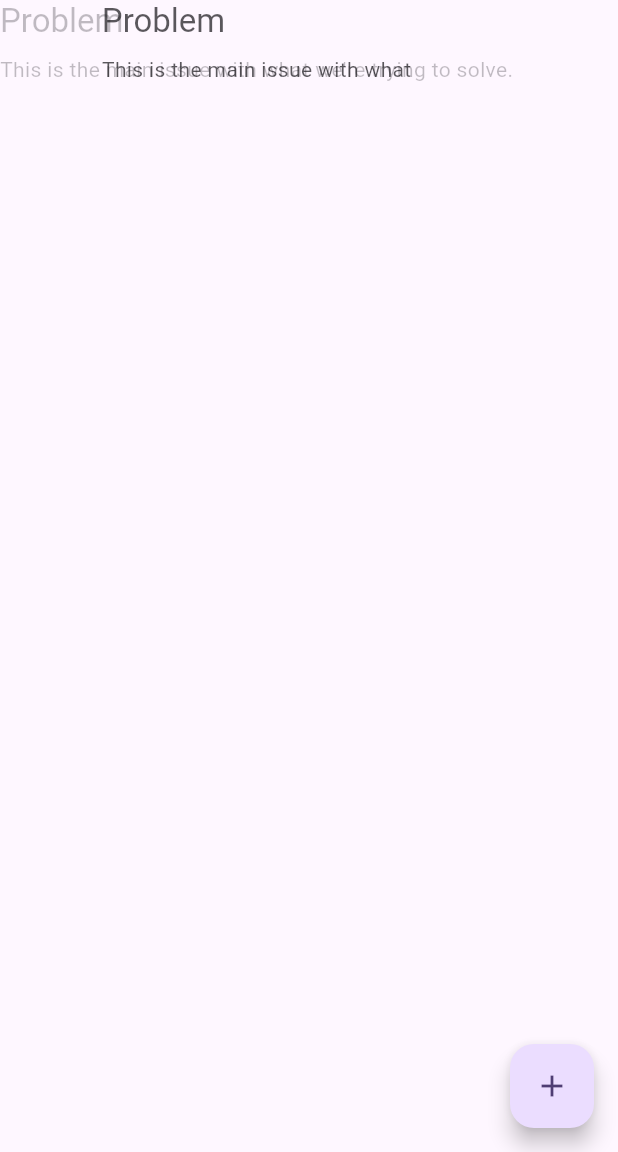
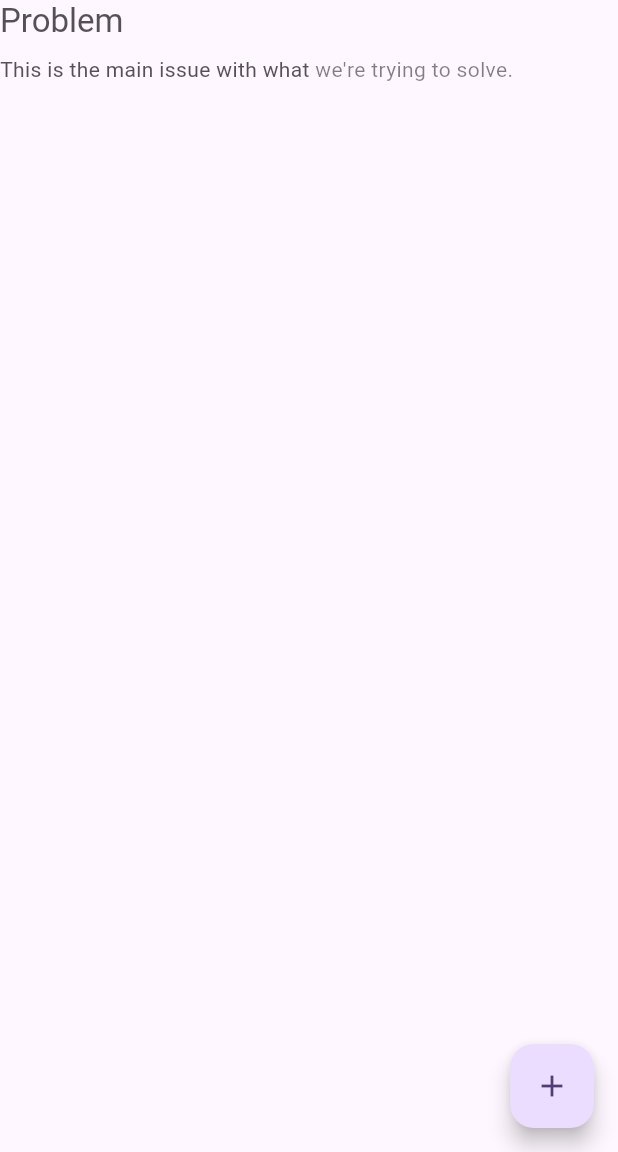
Before and after one commit to mg3994/markdown_bounty_solution_found_need_some_mods, a Flutter app: the screen it shows after launch, after a tap on the "add" icon, on a phone screen of 412 x 824 dp, the part 84-1236 px from its top. Run offline on Flutter 3.47's test engine with Material 3 defaults, Android fonts, the phone set to English and light mode, and no system bars; our stand-ins replace flutter_markdown.

```diff
--- /dev/null
+++ b/lib/custom/flow_del.dart
@@ -0,0 +1,21 @@
+import 'package:flutter/material.dart';
+
+class FlowOpacity extends FlowDelegate {
+  final Animation<double> repaint;
+  FlowOpacity({required this.repaint}) : super(repaint: repaint);
+  @override
+  void paintChildren(FlowPaintingContext context) {
+    context.paintChild(0,
+        transform: Matrix4.identity(), opacity: 1.0 - repaint.value);
+    context.paintChild(1,
+        transform: Matrix4.identity(), opacity: repaint.value);
+  }
+
+  @override
+  bool shouldRepaint(FlowOpacity oldDelegate) {
+    if (repaint.value != oldDelegate.repaint.value) {
+      return true;
+    }
+    return false;
+  }
+}
--- a/lib/custom/one_widget.dart
+++ b/lib/custom/one_widget.dart
@@ -5,6 +5,7 @@ import 'package:flutter/material.dart';
 import 'package:flutter_markdown/flutter_markdown.dart';
 
 import 'blen_mask.dart';
+import 'flow_del.dart';
 
 class FadingMarkdownComponent extends StatefulWidget {
   final String data;
@@ -16,8 +17,20 @@ class FadingMarkdownComponent extends StatefulWidget {
       _FadingMarkdownComponentState();
 }
 
-class _FadingMarkdownComponentState extends State<FadingMarkdownComponent> {
+class _FadingMarkdownComponentState extends State<FadingMarkdownComponent>
+    with TickerProviderStateMixin {
   String _previousText = '';
+  late final AnimationController _controller = AnimationController(
+      vsync: this, duration: const Duration(milliseconds: 2000));
+  late final Animation<double> fadeAnimation =
+      CurvedAnimation(parent: _controller, curve: Curves.linear);
+
+  @override
+  void initState() {
+    super.initState();
+    _controller.reset();
+    _controller.forward();
+  }
 
   @override
   void didUpdateWidget(covariant FadingMarkdownComponent oldWidget) {
@@ -26,8 +39,15 @@ class _FadingMarkdownComponentState extends State<FadingMarkdownComponent> {
     if (oldWidget.data != widget.data) {
       setState(() {
         _previousText = oldWidget.data; // Update to the new data
+        _controller.forward(from: 0.0);
       });
     }
+  }
+
+  @override
+  void dispose() {
+    _controller.dispose();
+    super.dispose();
   }
 
 // say no to any Animation Builder or that stuff , only can use is AnimationController , Curve you can choose is easeIn or linear , try custom pain for container and pass that animation<double> value to repaint: (animation.value) and hide on based of that
@@ -36,22 +56,17 @@ class _FadingMarkdownComponentState extends State<FadingMarkdownComponent> {
 //Limitation in old idea was Animation Builder is not working properly due to the property it creates its own CustomClip Painter
   @override
   Widget build(BuildContext context) {
-    return AnimatedSwitcher(
-        // key: ValueKey<String>(_previousText),
-        duration: const Duration(milliseconds: 4000),
-        child: MarkdownStyledBody(
-            key: ValueKey<String>(_previousText), data: widget.data));
-
-    // Stack(
-    //   clipBehavior: Clip.none,
-    //   fit: StackFit.passthrough,
-    //   children: [
-    //     IgnorePointer(
-    //       child: MarkdownStyledBody(data: _previousText),
-    //     ),
-    //     MarkdownStyledBody(data: widget.data),
-    //   ],
-    // );
+    //Flow will handle RepaintBoundary.wrapAll
+    return Flow(
+      delegate: FlowOpacity(repaint: fadeAnimation),
+      clipBehavior: Clip.none,
+      children: [
+        IgnorePointer(
+          child: MarkdownStyledBody(data: _previousText),
+        ),
+        MarkdownStyledBody(data: widget.data),
+      ],
+    );
   }
 }
 
```
Also changed, not shown: lib/custom/forward_painter.dart (added, +16 -0 lines), lib/custom/reverse_painter.dart (added, +16 -0 lines), 1 other file.
